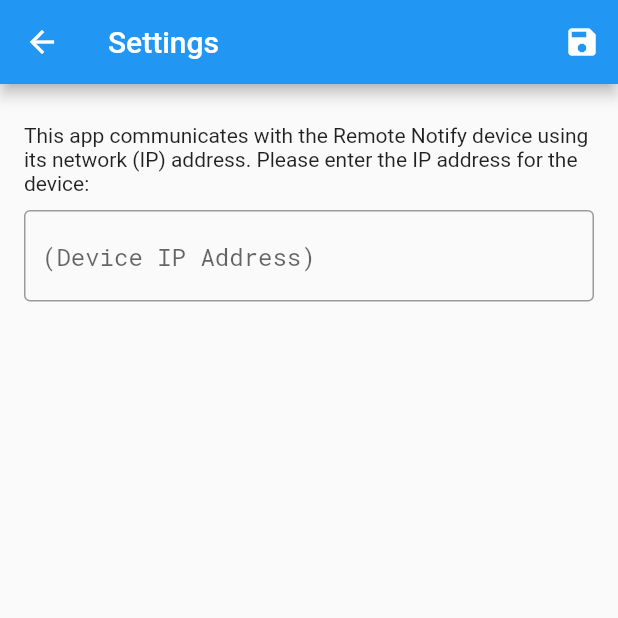
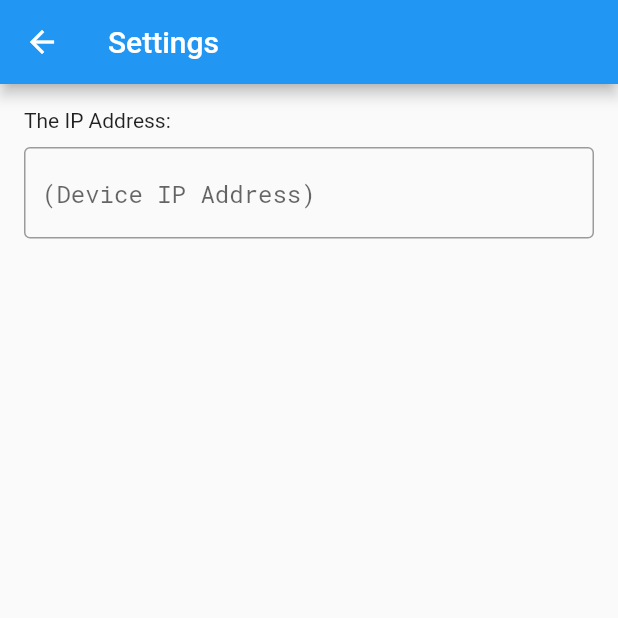
Before and after one commit to johnwargo/flutter-navigation-sample, a Flutter app: the SettingsPage screen opened directly, on a phone screen of 412 x 824 dp, the top half of it. Run offline on Flutter 3.47's test engine with Material 2 defaults, Android fonts, the phone set to English and light mode, and no system bars; our stand-ins replace shared_preferences; accounts and stored records are empty.

Commit message:
Update settings.dart

```diff
--- a/lib/pages/settings.dart
+++ b/lib/pages/settings.dart
@@ -33,23 +33,12 @@ class _SettingsPageState extends State<SettingsPage> {
   @override
   Widget build(BuildContext context) {
     return Scaffold(
-      appBar: AppBar(title: Text('Settings'), actions: <Widget>[
-        IconButton(
-          icon: Icon(Icons.save),
-          onPressed: () {
-            print('Settings: Save button tapped');
-            // Save the data to preferences
-            config.deviceAddress = _deviceAddress;
-          },
-        ),
-      ]),
+      appBar: AppBar(title: Text('Settings')),
       body: SafeArea(
         child: ListView(
           padding: const EdgeInsets.all(16.0),
           children: <Widget>[
-            SizedBox(height: 10),
-            Text(
-                "This app communicates with the Remote Notify device using its network (IP) address. Please enter the IP address for the device:"),
+            Text("The IP Address:"),
             SizedBox(height: 10),
             TextField(
               controller: deviceAddressController,
@@ -64,5 +53,4 @@ class _SettingsPageState extends State<SettingsPage> {
       ),
     );
   }
-
 }
```
